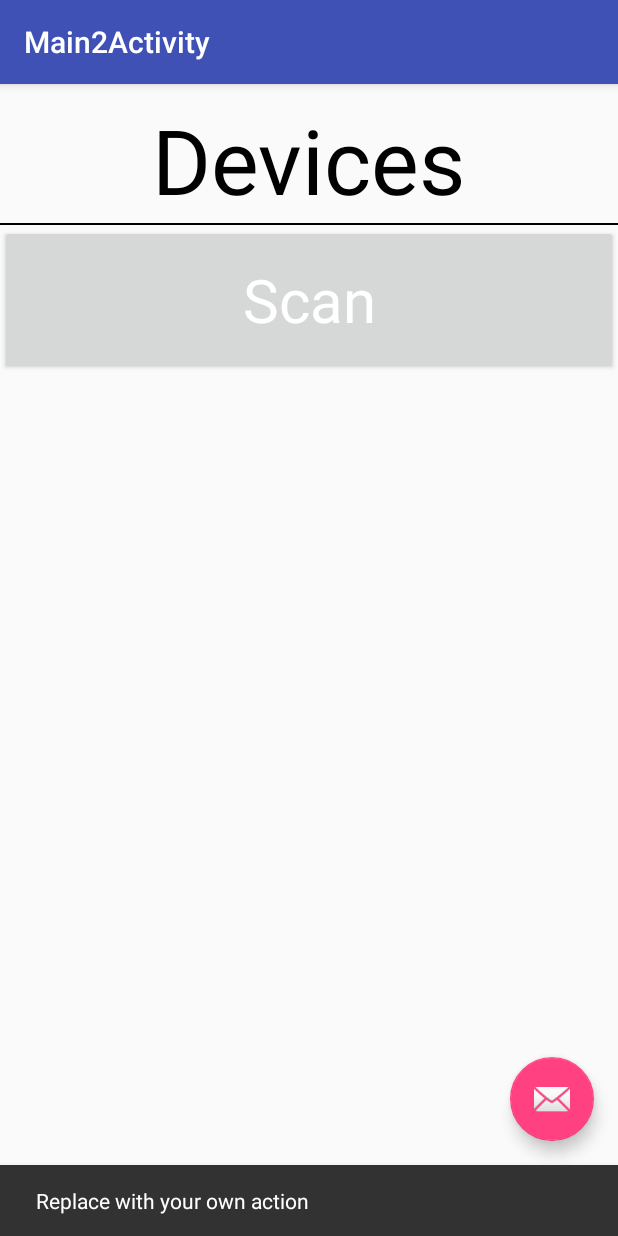
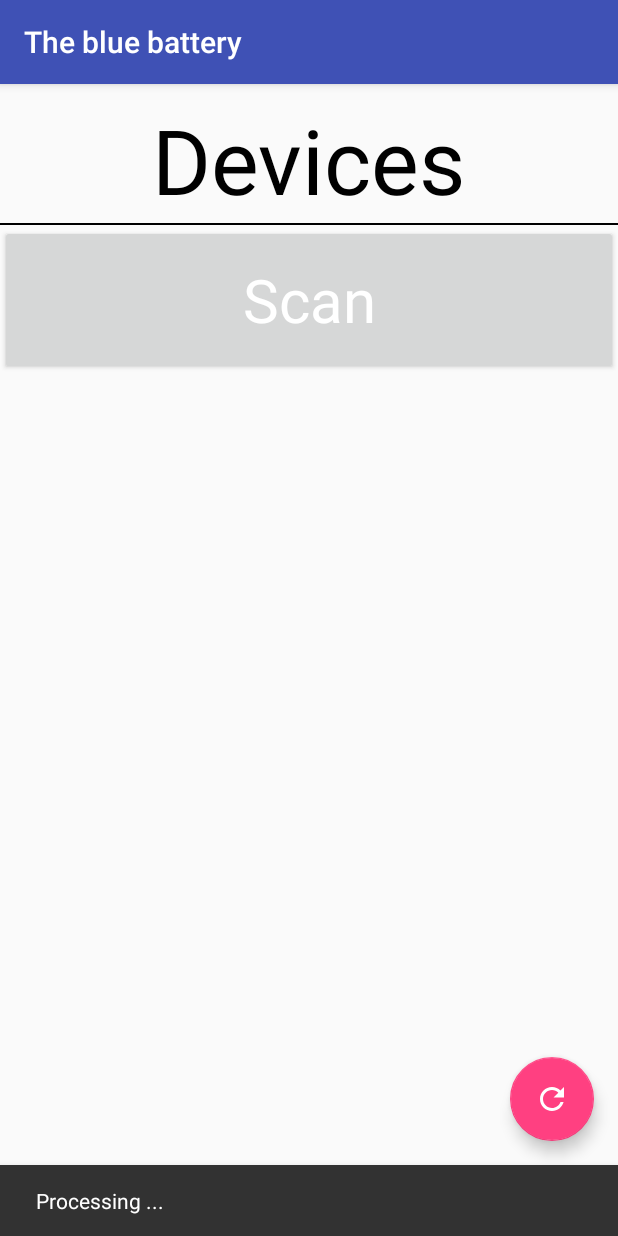
Before and after one commit to mathildegui/TheBlueBattery, an Android app: the screen it shows after launch (Main2Activity before the commit, MainActivity after it), after a tap on an icon or button, on a phone screen of 412 x 824 dp. Run offline under Robolectric (Android 15) with nearby library versions, the phone set to English and light mode, and no system bars; 2 statements that could not run were skipped.

Commit message:
clean a bit

```diff
--- a/app/build.gradle
+++ b/app/build.gradle
@@ -7,6 +7,7 @@
 android {
     compileSdkVersion 26
     buildToolsVersion '26.0.2'
+
     defaultConfig {
         applicationId "com.mathildeguillossou.thebluebattery"
         minSdkVersion 19
@@ -14,7 +15,9 @@
         versionCode 1
         versionName "1.0"
         testInstrumentationRunner "android.support.test.runner.AndroidJUnitRunner"
+        vectorDrawables.useSupportLibrary = true
     }
+
     buildTypes {
         release {
             minifyEnabled false
--- a/app/src/main/AndroidManifest.xml
+++ b/app/src/main/AndroidManifest.xml
@@ -13,11 +13,10 @@
         android:roundIcon="@mipmap/ic_launcher_round"
         android:supportsRtl="true"
         android:theme="@style/AppTheme">
-        <service android:name=".BLEService" />
+        <service android:name=".ble.BLEService" />
 
         <activity
-            android:name=".Main2Activity"
-            android:label="@string/title_activity_main2"
+            android:name=".MainActivity"
             android:theme="@style/AppTheme.NoActionBar" >
             <intent-filter>
                 <action android:name="android.intent.action.MAIN" />
--- a/app/src/main/java/com/mathildeguillossou/thebluebattery/BlankFragment.kt
+++ b/app/src/main/java/com/mathildeguillossou/thebluebattery/BlankFragment.kt
@@ -12,14 +12,16 @@
 import android.content.BroadcastReceiver
 import android.util.Log
 import android.content.IntentFilter
+import android.support.v4.content.LocalBroadcastManager
 import android.widget.*
 import android.widget.TextView
 import android.widget.AdapterView
 import kotlinx.android.synthetic.main.fragment_blank.*
 import java.util.*
-import android.bluetooth.BluetoothGattCharacteristic
-import android.bluetooth.BluetoothGattService
-import android.content.ContentValues.TAG
+import com.mathildeguillossou.thebluebattery.ble.BLEService
+import android.bluetooth.BluetoothManager
+import android.support.design.widget.Snackbar
+import kotlinx.android.synthetic.main.activity_main.*
 
 
 /**
@@ -32,6 +34,8 @@
  */
 class BlankFragment : Fragment(), AdapterView.OnItemClickListener {
 
+    val TAG: String = BlankFragment::class.java.simpleName
+
     var adapter: BluetoothAdapter? = null
 
     private var mListener: OnFragmentInteractionListener? = null
@@ -40,6 +44,10 @@
 
     override fun onCreate(savedInstanceState: Bundle?) {
         super.onCreate(savedInstanceState)
+
+        val filter = IntentFilter()
+        filter.addAction(BLEService.CONNECTION_STATE_CHANGE)
+        LocalBroadcastManager.getInstance(context).registerReceiver(mBroadcastReceiver, filter)
 
         adapter = BluetoothAdapter.getDefaultAdapter()
 
@@ -75,6 +83,17 @@
         Log.d("DEVICELIST", "Adapter created\n")
     }
 
+    // handler for received data from service
+    private val mBroadcastReceiver = object : BroadcastReceiver() {
+        override fun onReceive(context: Context, intent: Intent) {
+            if (intent.action == BLEService.CONNECTION_STATE_CHANGE) {
+                val status = intent.getIntExtra(BLEService.EXTRA_PARAM_STATUS, -1)
+                Log.d(TAG, "Status: " + status.toString())
+                // do something
+            }
+        }
+    }
+
     private val bReciever = object : BroadcastReceiver() {
         override fun onReceive(context: Context, intent: Intent) {
             val action = intent.action
@@ -92,6 +111,8 @@
                 if(device.address.equals("00:11:67:2C:E8:F7")) {
                     //ConnectThread(device, UUID.fromString("0000180F-0000-1000-8000-00805f9b34fb")).connect()
                 }
+            } else if(BluetoothAdapter.ACTION_DISCOVERY_FINISHED == action) {
+                mListener?.hide()
             }
         }
     }
@@ -116,9 +137,13 @@
             Log.d("setOnClickListener", "click")
             val filter = IntentFilter()
             filter.addAction(BluetoothDevice.ACTION_FOUND)
+            filter.addAction(BluetoothAdapter.ACTION_DISCOVERY_FINISHED)
             activity.registerReceiver(bReciever, filter)
 
-            adapter?.startDiscovery()
+
+            val mBluetoothManager = context.getSystemService(Context.BLUETOOTH_SERVICE) as BluetoothManager
+            val mBtAdapter = mBluetoothManager.adapter
+            mBtAdapter?.startDiscovery()
 
 
         })
@@ -198,6 +223,11 @@
         mListener = null
     }
 
+    override fun onDestroy() {
+        super.onDestroy()
+        LocalBroadcastManager.getInstance(context).unregisterReceiver(mBroadcastReceiver)
+    }
+
     /**
      * This interface must be implemented by activities that contain this
      * fragment to allow an interaction in this fragment to be communicated
@@ -210,6 +240,7 @@
     interface OnFragmentInteractionListener {
         // TODO: Update argument type and name
         fun onFragmentInteraction(id: String)
+        fun hide()
     }
 
     companion object {
--- a/app/src/main/java/com/mathildeguillossou/thebluebattery/Main2Activity.kt
+++ /dev/null
@@ -1,28 +0,0 @@
-package com.mathildeguillossou.thebluebattery
-
-import android.os.Bundle
-import android.support.design.widget.Snackbar
-import android.support.v7.app.AppCompatActivity
-import android.util.Log
-
-import kotlinx.android.synthetic.main.activity_main2.*
-
-class Main2Activity : AppCompatActivity(), BlankFragment.OnFragmentInteractionListener {
-    override fun onFragmentInteraction(id: String) {
-        Log.d("onFragmentInteraction", id)
-    }
-
-    override fun onCreate(savedInstanceState: Bundle?) {
-        super.onCreate(savedInstanceState)
-        setContentView(R.layout.activity_main2)
-        setSupportActionBar(toolbar)
-
-        supportFragmentManager.beginTransaction().replace(R.id.container, BlankFragment.newInstance()).commit()
-
-        fab.setOnClickListener { view ->
-            Snackbar.make(view, "Replace with your own action", Snackbar.LENGTH_LONG)
-                    .setAction("Action", null).show()
-        }
-    }
-
-}
--- /dev/null
+++ b/app/src/main/java/com/mathildeguillossou/thebluebattery/MainActivity.kt
@@ -0,0 +1,38 @@
+package com.mathildeguillossou.thebluebattery
+
+import android.os.Bundle
+import android.support.design.widget.Snackbar
+import android.support.v7.app.AppCompatActivity
+import android.util.Log
+
+import kotlinx.android.synthetic.main.activity_main.*
+
+class MainActivity : AppCompatActivity(), BlankFragment.OnFragmentInteractionListener {
+    private val TAG: String = MainActivity::class.java.simpleName
+
+    lateinit var snackBar: Snackbar
+
+    override fun onCreate(savedInstanceState: Bundle?) {
+        super.onCreate(savedInstanceState)
+        setContentView(R.layout.activity_main)
+        setSupportActionBar(toolbar)
+
+        supportFragmentManager.beginTransaction().replace(R.id.container, BlankFragment.newInstance()).commit()
+
+        fab.setOnClickListener { view ->
+            snackBar = Snackbar.make(view, "Processing ...", Snackbar.LENGTH_INDEFINITE)
+                    .setAction("Action", null)
+            snackBar.show()
+        }
+    }
+
+    override fun hide() {
+        Log.d(TAG, "hide")
+        snackBar.dismiss()
+    }
+
+    override fun onFragmentInteraction(id: String) {
+        TODO("not implemented") //To change body of created functions use File | Settings | File Templates.
+    }
+
+}
--- /dev/null
+++ b/app/src/main/res/drawable/ic_refresh.xml
@@ -0,0 +1,9 @@
+<vector xmlns:android="http://schemas.android.com/apk/res/android"
+        android:width="24dp"
+        android:height="24dp"
+        android:viewportWidth="24.0"
+        android:viewportHeight="24.0">
+    <path
+        android:fillColor="#FF000000"
+        android:pathData="M17.65,6.35C16.2,4.9 14.21,4 12,4c-4.42,0 -7.99,3.58 -7.99,8s3.57,8 7.99,8c3.73,0 6.84,-2.55 7.73,-6h-2.08c-0.82,2.33 -3.04,4 -5.65,4 -3.31,0 -6,-2.69 -6,-6s2.69,-6 6,-6c1.66,0 3.14,0.69 4.22,1.78L13,11h7V4l-2.35,2.35z"/>
+</vector>
--- a/app/src/main/res/layout/activity_main.xml
+++ b/app/src/main/res/layout/activity_main.xml
@@ -28,6 +28,7 @@
         android:layout_height="wrap_content"
         android:layout_gravity="bottom|end"
         android:layout_margin="@dimen/fab_margin"
-        app:srcCompat="@android:drawable/ic_dialog_email" />
+        android:tint="@android:color/white"
+        app:srcCompat="@drawable/ic_refresh" />
 
 </android.support.design.widget.CoordinatorLayout>
--- a/app/src/main/res/layout/activity_main2.xml
+++ /dev/null
@@ -1,33 +0,0 @@
-<?xml version="1.0" encoding="utf-8"?>
-<android.support.design.widget.CoordinatorLayout xmlns:android="http://schemas.android.com/apk/res/android"
-    xmlns:app="http://schemas.android.com/apk/res-auto"
-    xmlns:tools="http://schemas.android.com/tools"
-    android:layout_width="match_parent"
-    android:layout_height="match_parent"
-    tools:context="com.mathildeguillossou.thebluebattery.Main2Activity">
-
-    <android.support.design.widget.AppBarLayout
-        android:layout_width="match_parent"
-        android:layout_height="wrap_content"
-        android:theme="@style/AppTheme.AppBarOverlay">
-
-        <android.support.v7.widget.Toolbar
-            android:id="@+id/toolbar"
-            android:layout_width="match_parent"
-            android:layout_height="?attr/actionBarSize"
-            android:background="?attr/colorPrimary"
-            app:popupTheme="@style/AppTheme.PopupOverlay" />
-
-    </android.support.design.widget.AppBarLayout>
-
-    <include layout="@layout/content_main2" />
-
-    <android.support.design.widget.FloatingActionButton
-        android:id="@+id/fab"
-        android:layout_width="wrap_content"
-        android:layout_height="wrap_content"
-        android:layout_gravity="bottom|end"
-        android:layout_margin="@dimen/fab_margin"
-        app:srcCompat="@android:drawable/ic_dialog_email" />
-
-</android.support.design.widget.CoordinatorLayout>
--- a/app/src/main/res/layout/content_main2.xml
+++ /dev/null
@@ -1,12 +0,0 @@
-<?xml version="1.0" encoding="utf-8"?>
-<android.support.constraint.ConstraintLayout xmlns:android="http://schemas.android.com/apk/res/android"
-    xmlns:app="http://schemas.android.com/apk/res-auto"
-    xmlns:tools="http://schemas.android.com/tools"
-    android:layout_width="match_parent"
-    android:layout_height="match_parent"
-    app:layout_behavior="@string/appbar_scrolling_view_behavior"
-    tools:context="com.mathildeguillossou.thebluebattery.Main2Activity"
-    android:id="@+id/container"
-    tools:showIn="@layout/activity_main2">
-
-</android.support.constraint.ConstraintLayout>
```
Also changed, not shown: app/src/main/java/com/mathildeguillossou/thebluebattery/ble/BLEService.java (renamed from app/src/main/java/com/mathildeguillossou/thebluebattery/BLEService.java, +21 -25 lines), app/src/main/java/com/mathildeguillossou/thebluebattery/connection/ConnectThread.java (deleted, +0 -49 lines), app/src/main/java/com/mathildeguillossou/thebluebattery/connection/ManageConnectThread.java (deleted, +0 -33 lines), app/src/main/java/com/mathildeguillossou/thebluebattery/connection/ServerConnectThread.java (deleted, +0 -52 lines), app/src/main/res/layout/activity_main3.xml (deleted, +0 -33 lines), app/src/main/res/layout/content_main.xml (+1 -9 lines), app/src/main/res/layout/content_main3.xml (deleted, +0 -11 lines).
